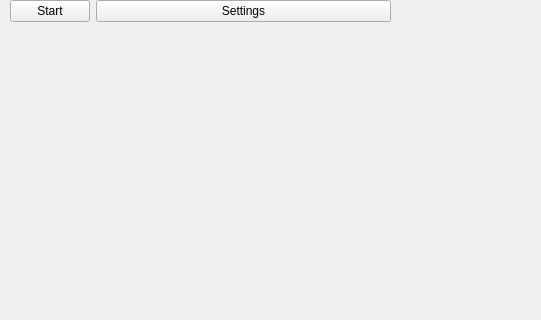
This is mainwindow.ui in LuisMSuarez/GameOfLife as Qt 5 draws it before an edit; both pictures show x 0 to 541 and y 0 to 320 of the 800 by 600 pixel window. The edited form follows.
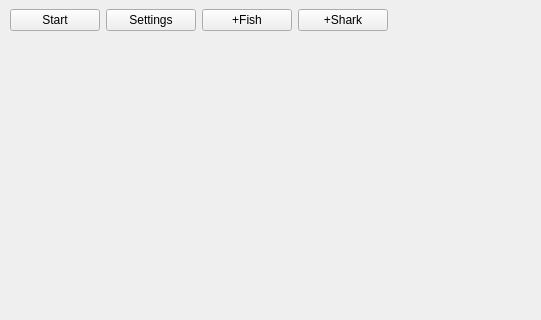
This is the edited form.

Commit message: Ability to add creatures during the simulation (#20)

Patch:
```diff
--- a/mainwindow.ui
+++ b/mainwindow.ui
@@ -43,25 +43,39 @@
      <rect>
       <x>10</x>
       <y>0</y>
-      <width>381</width>
-      <height>41</height>
+      <width>378</width>
+      <height>40</height>
      </rect>
     </property>
-    <layout class="QFormLayout" name="formLayout">
-     <item row="0" column="0">
+    <layout class="QHBoxLayout" name="horizontalLayout">
+     <item>
       <widget class="QPushButton" name="pushButtonStartPause">
        <property name="text">
         <string>Start</string>
        </property>
       </widget>
      </item>
-     <item row="0" column="1">
+     <item>
       <widget class="QPushButton" name="pushButtonSettings">
        <property name="text">
         <string>Settings</string>
        </property>
       </widget>
      </item>
+     <item>
+      <widget class="QPushButton" name="pushButtonAddFish">
+       <property name="text">
+        <string>+Fish</string>
+       </property>
+      </widget>
+     </item>
+     <item>
+      <widget class="QPushButton" name="pushButtonAddShark">
+       <property name="text">
+        <string>+Shark</string>
+       </property>
+      </widget>
+     </item>
     </layout>
    </widget>
   </widget>
```
The commit also changes 2 other files.
